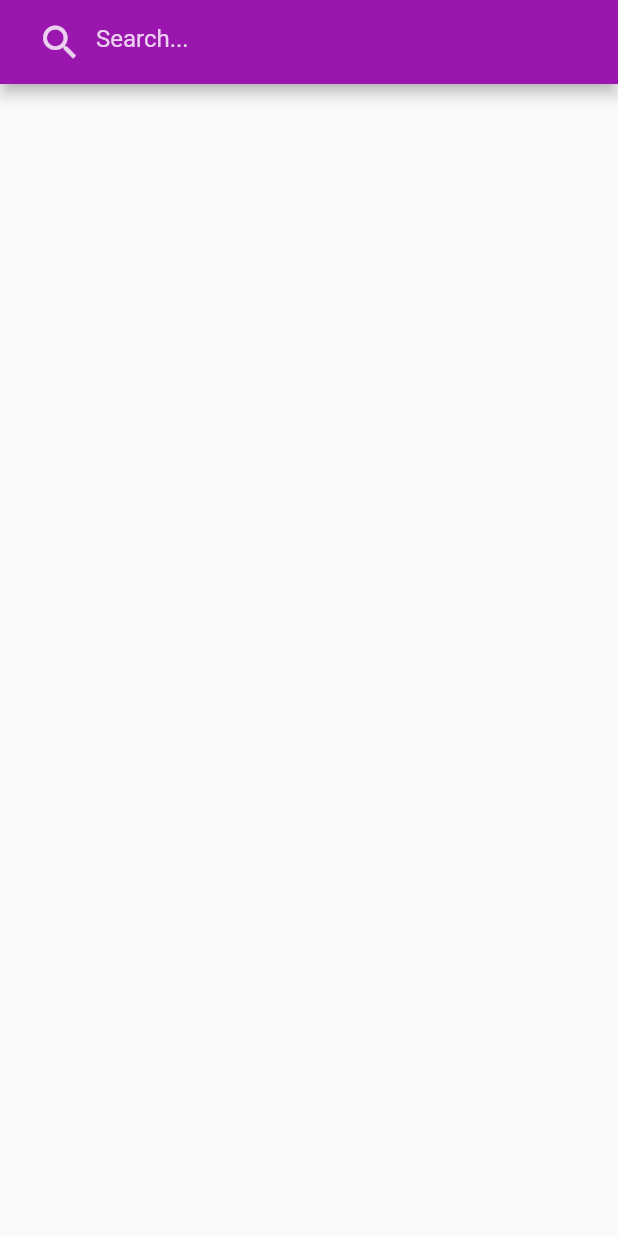
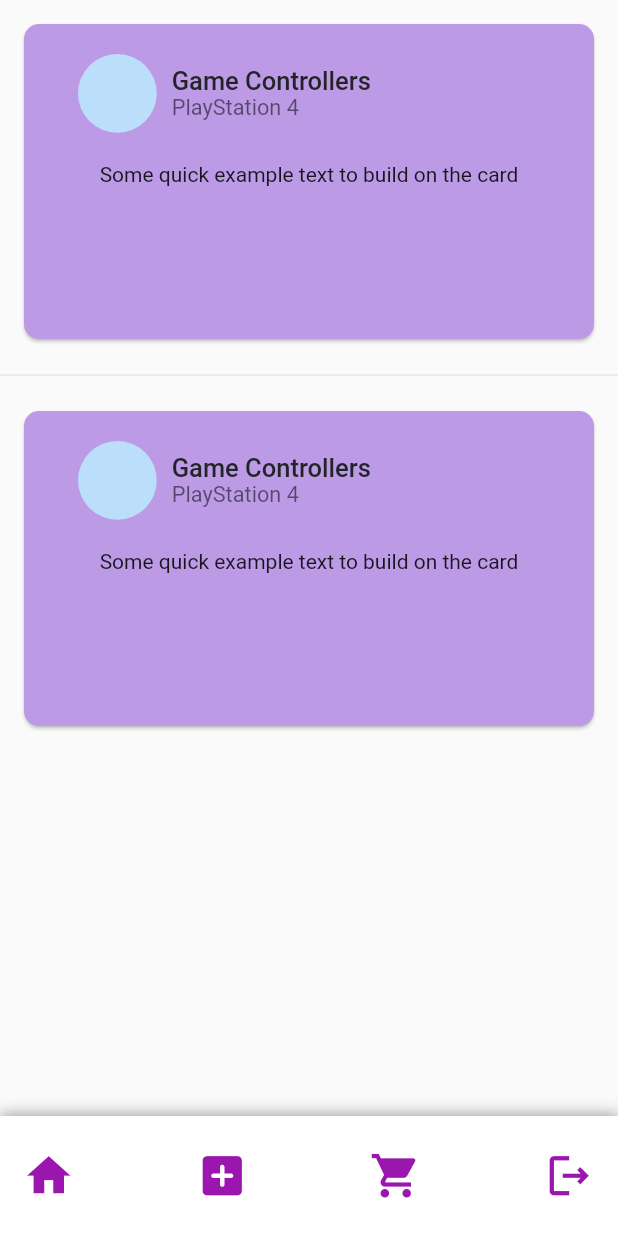
Before and after one commit to mariam-929/capstone-project, a Flutter app: the HomeScreen screen opened directly, after a tap on the "shopping cart" icon, on a phone screen of 412 x 824 dp. Run offline on Flutter 3.47's test engine with Material 2 defaults, Android fonts, the phone set to English and light mode, and no system bars; drawn by our look-alikes of getwidget; our stand-ins replace cached_network_image, cloud_firestore, email_validator, firebase_auth, firebase_core, firebase_storage and 6 more; missing offline and left inert: dart:ffi, dart:html; accounts and stored records are empty.

Commit message:
lostFound basic front-end

```diff
--- a/lib/screens/ItemListing.dart
+++ b/lib/screens/ItemListing.dart
@@ -13,67 +13,8 @@ class ItemListing extends StatefulWidget {
 
 class _ItemListingState extends State<ItemListing> {
   TextEditingController _searchController = TextEditingController();
-  List<Item> _filteredItems = [];
-  List<Item> items = [
-    Item(
-      id: '1',
-      title: 'dress',
-      price: 15.0,
-      imageUrl:
-          'https://litb-cgis.rightinthebox.com/images/640x640/201912/hhsmxa1577242370688.jpg',
-      description: 'Green cocktail vintage sleeveless dress, knee length',
-    ),
-
-    Item(
-      id: '2',
-      title: 'Jeans',
-      price: 20.0,
-      imageUrl:
-          'https://img.abercrombie.com/is/image/anf/KIC_155-2645-2983-278_prod1?policy=product-medium',
-      description: 'Women\s straight jeans',
-    ),
-    Item(
-      id: '3',
-      title: 'Hair Bow',
-      price: 5.5,
-      imageUrl:
-          'https://litb-cgis.rightinthebox.com/images/640x640/202206/bps/product/inc/nxehbx1656497131020.jpg',
-      description: 'Retro Vintage 1950s Headband Women. Red and white dotted',
-    ),
-    Item(
-      id: '4',
-      title: 'Gloves',
-      price: 9.9,
-      imageUrl:
-          'https://litb-cgis.rightinthebox.com/images/640x640/202207/bps/product/inc/zijola1656992030186.jpg',
-      description: 'The Great Gatsby 1950s Roaring 20s Gloves',
-    ),
-    // Add more items as needed
-  ];
 
   @override
-  // void initState() {
-  //   super.initState();
-  //   _filteredItems = items;
-  // }
-
-  // void _filterItems(String query) {
-  //   if (query.isEmpty) {
-  //     setState(() {
-  //       _filteredItems = items;
-  //     });
-  //     return;
-  //   }
-
-  //   List<Item> filtered = items
-  //       .where((item) => item.title.toLowerCase().contains(query.toLowerCase()))
-  //       .toList();
-
-  //   setState(() {
-  //     _filteredItems = filtered;
-  //   });
-  // }
-
   Widget build(BuildContext context) {
     return Scaffold(
       appBar: AppBar(
@@ -99,7 +40,7 @@ class _ItemListingState extends State<ItemListing> {
           ),
         ),
       ),
-      body:StreamBuilder<QuerySnapshot>(
+      body: StreamBuilder<QuerySnapshot>(
         stream: FirebaseFirestore.instance.collection('Posts').snapshots(),
         builder: (BuildContext context, AsyncSnapshot<QuerySnapshot> snapshot) {
           if (snapshot.hasError) {
@@ -117,15 +58,16 @@ class _ItemListingState extends State<ItemListing> {
               return GFCard(
                 boxFit: BoxFit.cover,
                 titlePosition: GFPosition.start,
-          image:  Image.network(item['image_urls'][0],
+                image: Image.network(
+                  item['image_urls'][0],
                   height: MediaQuery.of(context).size.height * 0.35,
                   width: MediaQuery.of(context).size.width,
-              fit: BoxFit.cover,),
+                  fit: BoxFit.cover,
+                ),
                 showImage: true,
                 title: GFListTile(
-
                   titleText: item['title'],
-            subTitleText: item['description'],
+                  subTitleText: "by ${item['full_name']}",
                 ),
                 content: Text("Some quick example text to build on the card"),
                 buttonBar: GFButtonBar(
@@ -163,99 +105,8 @@ class _ItemListingState extends State<ItemListing> {
           );
         },
       ),
-      // body: ListView.separated(
-      //   itemCount: items.length,
-      //   itemBuilder: (context, index) {
-      //     return GFCard(
-      //       boxFit: BoxFit.cover,
-      //       titlePosition: GFPosition.start,
-      //       // image: Image.asset(
-      //       //   'lib/assets/cup.jpg',
-      //       //   height: MediaQuery.of(context).size.height * 0.2,
-      //       //   width: MediaQuery.of(context).size.width,
-      //       //   fit: BoxFit.cover,
-      //       // ),
-      //       showImage: true,
-      //       title: GFListTile(
-      //         avatar: GFAvatar(
-      //           backgroundImage: NetworkImage(items[index].imageUrl),
-      //         ),
-      //         titleText: 'Game Controllers',
-      //         subTitleText: 'PlayStation 4',
-      //       ),
-      //       content: Text("Some quick example text to build on the card"),
-      //       buttonBar: GFButtonBar(
-      //         children: <Widget>[
-      //           GFAvatar(
-      //             backgroundColor: GFColors.PRIMARY,
-      //             child: Icon(
-      //               Icons.share,
-      //               color: Colors.white,
-      //             ),
-      //           ),
-      //           GFAvatar(
-      //             backgroundColor: GFColors.SECONDARY,
-      //             child: Icon(
-      //               Icons.search,
-      //               color: Colors.white,
-      //             ),
-      //           ),
-      //           GFAvatar(
-      //             backgroundColor: GFColors.SUCCESS,
-      //             child: Icon(
-      //               Icons.phone,
-      //               color: Colors.white,
-      //             ),
-      //           ),
-      //         ],
-      //       ),
-      //     );
-      //     // return GFListTile(
-      //     //   avatar: GFAvatar(
-      //     //     backgroundImage: NetworkImage(items[index].imageUrl),
-      //     //     shape: GFAvatarShape.square,
-      //     //     radius: 70,
-      //     //     borderRadius: BorderRadius.circular(15),
-      //     //   ),
-      //     //   title: GFTypography(
-      //     //     child: Text(
-      //     //       items[index].title,
-      //     //       style: TextStyle(
-      //     //         color: Colors.black,
-      //     //         fontSize: 25,
-      //     //         fontWeight: FontWeight.bold,
-      //     //       ),
-      //     //     ),
-      //     //     showDivider: false,
-      //     //   ),
-      //     //   subTitle: GFTypography(
-      //     //     child: Text(
-      //     //       '\$${items[index].price}',
-      //     //       style: TextStyle(
-      //     //         color: Color.fromARGB(255, 162, 162, 162),
-      //     //         fontSize: 18,
-      //     //         fontWeight: FontWeight.w400,
-      //     //       ),
-      //     //     ),
-      //     //     showDivider: false,
-      //     //   ),
-      //     //   onTap: () {
-      //     //     Navigator.push(
-      //     //       context,
-      //     //       MaterialPageRoute(
-      //     //         builder: (context) => ItemDetails(item: items[index]),
-      //     //       ),
-      //     //     );
-      //     //   },
-      //     // );
-      //   },
-      //   separatorBuilder: (context, index) {
-      //     return Divider(
-      //       thickness: 0,
-      //     );
-      //   },
-      // ),
-      // bottomNavigationBar: HomeBottomBar(),
+
+      bottomNavigationBar: HomeBottomBar(),
     );
   }
 }
--- /dev/null
+++ b/lib/screens/lostFound.dart
@@ -0,0 +1,45 @@
+import 'package:cloud_firestore/cloud_firestore.dart';
+import 'package:flutter/material.dart';
+import '../constraints/items.dart';
+import '../widgets/HomeBottomBar.dart';
+import 'itemDetails.dart';
+import 'package:getwidget/getwidget.dart';
+import 'package:cached_network_image/cached_network_image.dart';
+
+class lostFound extends StatelessWidget {
+  @override
+  Widget build(BuildContext context) {
+    return Scaffold(
+      body: ListView.separated(
+        itemCount: 2,
+        itemBuilder: (context, index) {
+          return GFCard(
+            color: Color.fromARGB(255, 188, 154, 230),
+            borderRadius: BorderRadius.circular(10),
+            height: 210,
+            //boxFit: BoxFit.cover,
+            titlePosition: GFPosition.start,
+            //showOverlayImage: true,
+            title: GFListTile(
+              avatar: GFAvatar(),
+              titleText: 'Game Controllers',
+              subTitleText: 'PlayStation 4',
+            ),
+            content: Text("Some quick example text to build on the card"),
+            buttonBar: GFButtonBar(
+              children: <Widget>[
+
+              ],
+            ),
+          );
+        },
+        separatorBuilder: (context, index) {
+          return Divider(
+            thickness: 0,
+          );
+        },
+      ),
+      bottomNavigationBar: HomeBottomBar(),
+    );
+  }
+}
--- a/lib/widgets/HomeBottomBar.dart
+++ b/lib/widgets/HomeBottomBar.dart
@@ -4,6 +4,8 @@ import 'package:firebase_auth101/screens/PostItemPage.dart';
 import 'package:firebase_auth101/screens/home_screen.dart';
 import 'package:firebase_auth101/screens/welcome_screen.dart';
 import 'package:flutter/material.dart';
+
+import '../screens/lostFound.dart';
 
 class HomeBottomBar extends StatelessWidget {
   @override
@@ -49,7 +51,7 @@ class HomeBottomBar extends StatelessWidget {
           InkWell(
             onTap: () {
               Navigator.push(context,
-                  MaterialPageRoute(builder: (context) => ItemListing()));
+                  MaterialPageRoute(builder: (context) => lostFound()));
             },
             child: Icon(
               Icons.shopping_cart,
```
Lines whose indentation alone changed are shown as unchanged.
